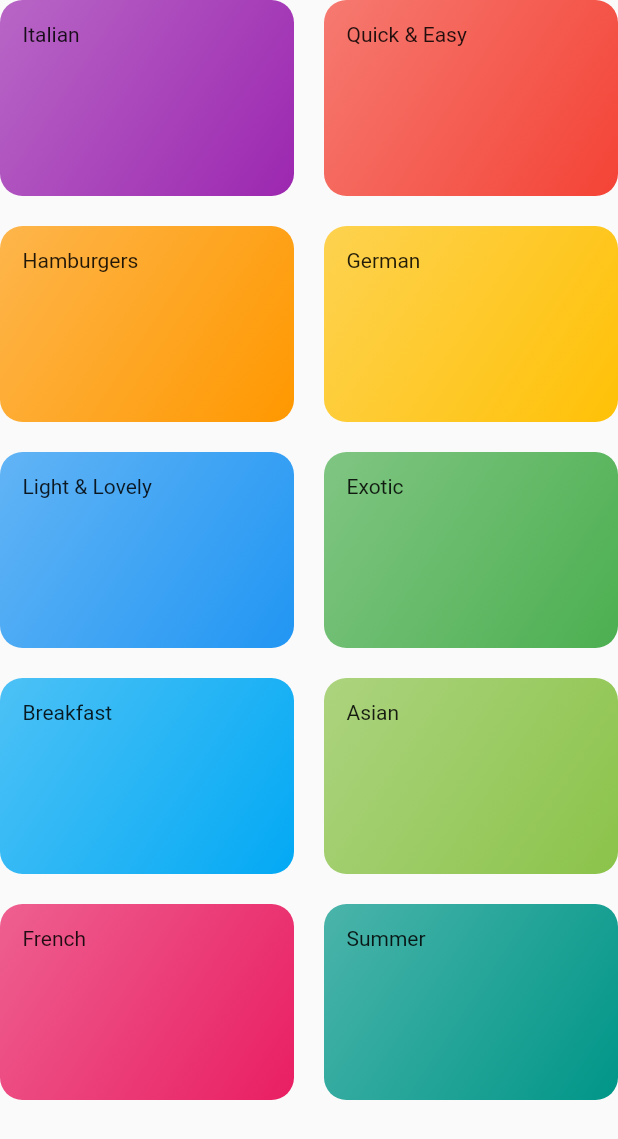
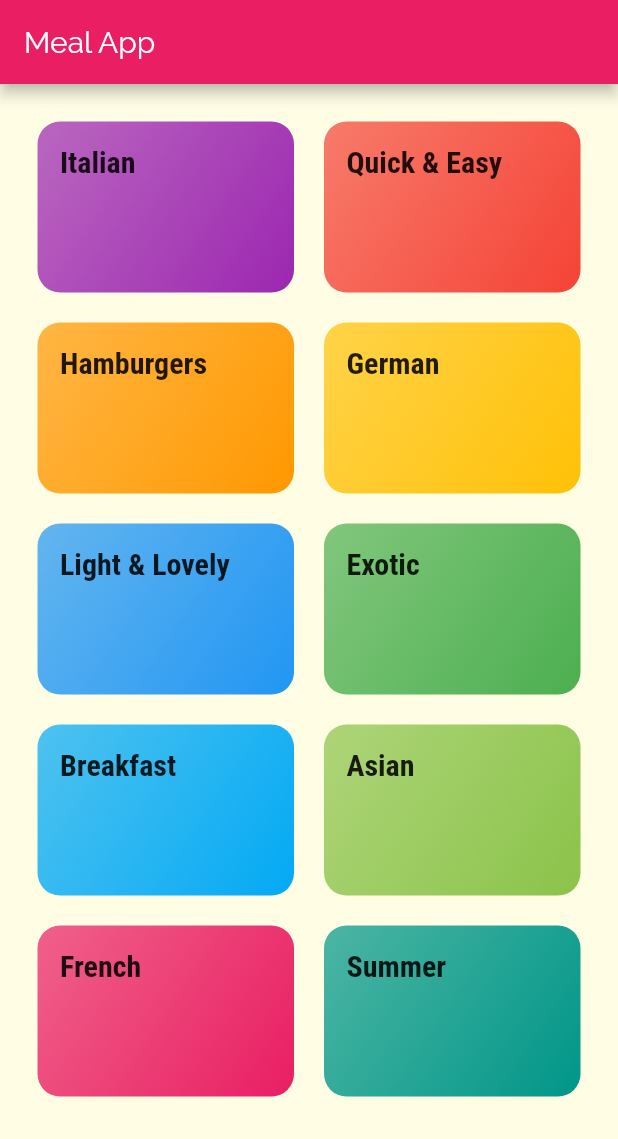
Before and after one commit to tdbranham/Meals_App, a Flutter app: the CategoriesScreen screen opened directly, on a phone screen of 412 x 824 dp. Shown: the top 1139 px of the screen. Run offline on Flutter 3.47's test engine with Material 2 defaults, Android fonts, the phone set to English and light mode, and no system bars.

Commit message:
add font styling

```diff
--- a/lib/categories_screen.dart
+++ b/lib/categories_screen.dart
@@ -6,7 +6,12 @@ import './category_item.dart';
 class CategoriesScreen extends StatelessWidget {
   @override
   Widget build(BuildContext context) {
-    return GridView(
+    return Scaffold(
+      appBar: AppBar(
+        title: const Text('Meal App'),
+      ),
+      body: GridView(
+        padding: const EdgeInsets.all(25),
         children: DUMMY_CATEGORIES
             .map(
               (catData) => CategoryItem(
@@ -21,6 +26,7 @@ class CategoriesScreen extends StatelessWidget {
           crossAxisSpacing: 20,
           mainAxisSpacing: 20,
         ),
+      ),
     );
   }
 }
--- a/lib/category_item.dart
+++ b/lib/category_item.dart
@@ -10,7 +10,10 @@ class CategoryItem extends StatelessWidget {
   Widget build(BuildContext context) {
     return Container(
       padding: const EdgeInsets.all(15),
-      child: Text(title),
+      child: Text(
+        title,
+        style: Theme.of(context).textTheme.headline6,
+      ),
       decoration: BoxDecoration(
         gradient: LinearGradient(
           colors: [
```
Also changed, not shown: lib/main.dart (+21 -21 lines), pubspec.yaml (+18 -6 lines), assets/fonts/Raleway-Black.ttf (added), assets/fonts/Raleway-Bold.ttf (added), assets/fonts/Raleway-Regular.ttf (added), assets/fonts/RobotoCondensed-Bold.ttf (added), assets/fonts/RobotoCondensed-Italic.ttf (added), assets/fonts/RobotoCondensed-Light.ttf (added), assets/fonts/RobotoCondensed-Regular.ttf (added). Lines whose indentation alone changed are shown as unchanged.
